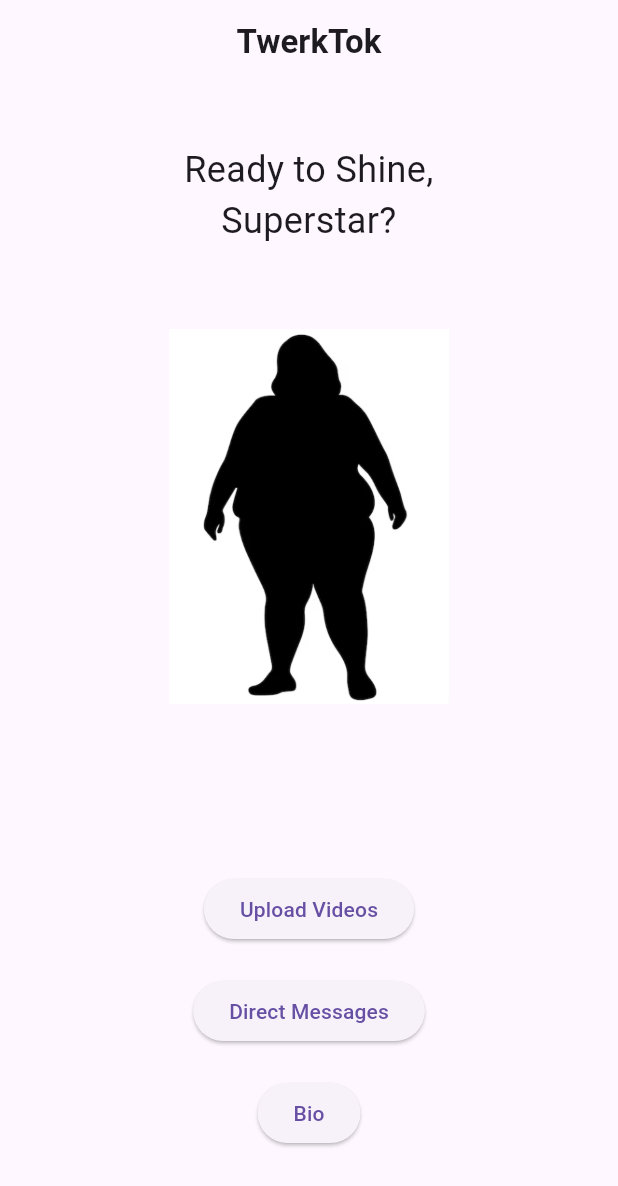
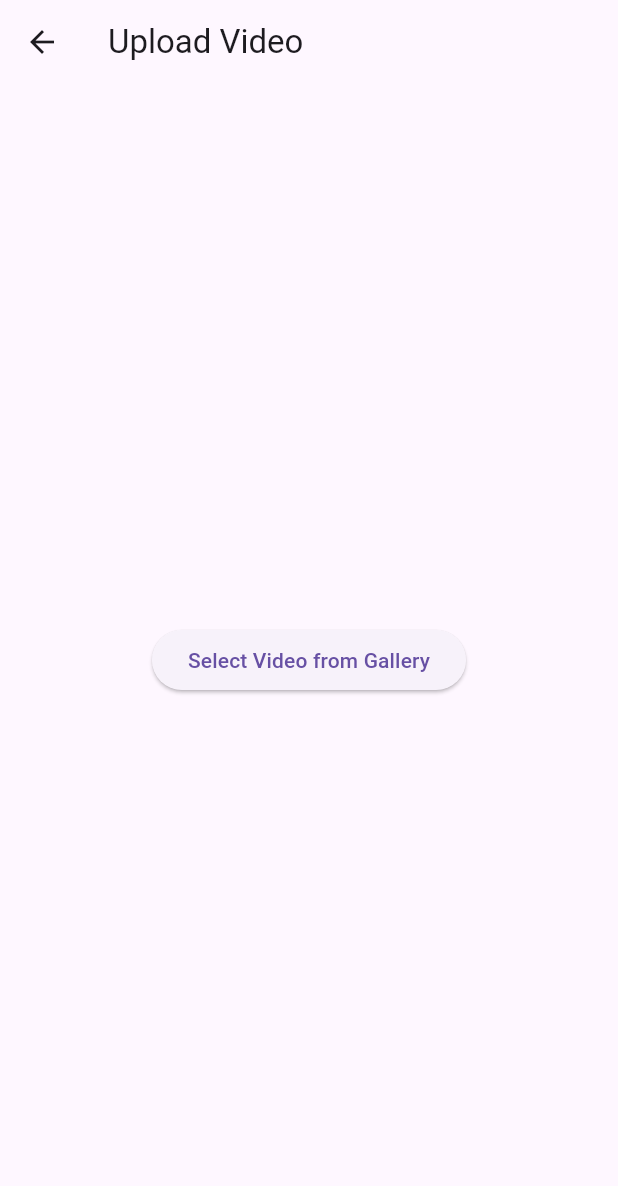
Before and after one commit to patcazi/ReelAI2, a Flutter app: the LandingPage screen opened directly, after a tap on "Upload Videos", on a phone screen of 412 x 824 dp. Shown: the top 1186 px of the screen. Run offline on Flutter 3.47's test engine with Material 3 defaults, Android fonts, the phone set to English and light mode, and no system bars; our stand-ins replace firebase_auth, firebase_core, firebase_storage, image_picker; accounts and stored records are empty; generated files the repository leaves out were written again.

Commit message:
Replace CurveyWoman.png with KatieProfilePic.png on 'Ready to Shine' screen and enlarge image by 20%

```diff
--- a/lib/main.dart
+++ b/lib/main.dart
@@ -3,6 +3,8 @@ import 'package:firebase_core/firebase_core.dart';
 import 'package:firebase_auth/firebase_auth.dart';
 import 'package:firebase_storage/firebase_storage.dart';
 import 'firebase_options.dart';
+import 'package:image_picker/image_picker.dart';
+import 'dart:io';
 
 Future<void> main() async {
   WidgetsFlutterBinding.ensureInitialized();
@@ -301,10 +303,10 @@ class _LandingPageState extends State<LandingPage> {
                 height: 300,
                 child: Center(
                   child: Image.asset(
-                    'assets/images/CurveyWoman.png',
+                    'assets/images/KatieProfilePic.png',
                     fit: BoxFit.contain,
-                    width: 200,
-                    height: 250,
+                    width: 240,
+                    height: 300,
                   ),
                 ),
               ),
@@ -315,7 +317,10 @@ class _LandingPageState extends State<LandingPage> {
                   children: [
                     ElevatedButton(
                       onPressed: () {
-                        // TODO: Navigate to upload videos screen
+                        Navigator.push(
+                          context,
+                          MaterialPageRoute(builder: (context) => const UploadVideoScreen()),
+                        );
                       },
                       child: const Text('Upload Videos'),
                     ),
@@ -343,3 +348,116 @@ class _LandingPageState extends State<LandingPage> {
     );
   }
 }
+
+class UploadVideoScreen extends StatefulWidget {
+  const UploadVideoScreen({super.key});
+
+  @override
+  _UploadVideoScreenState createState() => _UploadVideoScreenState();
+}
+
+class _UploadVideoScreenState extends State<UploadVideoScreen> {
+  bool _isUploading = false;
+  String? _uploadStatus;
+
+  Future<void> _pickAndUploadVideo() async {
+    try {
+      final picker = ImagePicker();
+      final video = await picker.pickVideo(source: ImageSource.gallery);
+
+      if (video == null) return;
+
+      setState(() {
+        _isUploading = true;
+        _uploadStatus = 'Uploading video...';
+      });
+
+      // Create a unique filename using timestamp
+      final timestamp = DateTime.now().millisecondsSinceEpoch;
+      final userId = FirebaseAuth.instance.currentUser?.uid;
+      final videoName = 'videos/$userId/$timestamp.mp4';
+
+      // Upload to Firebase Storage
+      final videoFile = File(video.path);
+      final storageRef = FirebaseStorage.instance.ref().child(videoName);
+
+      // Start upload
+      final uploadTask = storageRef.putFile(
+        videoFile,
+        SettableMetadata(contentType: 'video/mp4'),
+      );
+
+      // Monitor upload progress
+      uploadTask.snapshotEvents.listen((TaskSnapshot snapshot) {
+        final progress = (snapshot.bytesTransferred / snapshot.totalBytes) * 100;
+        setState(() {
+          _uploadStatus = 'Uploading: ${progress.toStringAsFixed(1)}%';
+        });
+      });
+
+      // Wait for upload to complete
+      await uploadTask;
+
+      // Get download URL
+      final downloadUrl = await storageRef.getDownloadURL();
+
+      setState(() {
+        _isUploading = false;
+        _uploadStatus = 'Upload complete!';
+      });
+
+      // TODO: Save video metadata to Firestore
+
+      if (mounted) {
+        ScaffoldMessenger.of(context).showSnackBar(
+          const SnackBar(content: Text('Video uploaded successfully!')),
+        );
+      }
+
+    } catch (e) {
+      setState(() {
+        _isUploading = false;
+        _uploadStatus = 'Upload failed: $e';
+      });
+      if (mounted) {
+        ScaffoldMessenger.of(context).showSnackBar(
+          SnackBar(content: Text('Error uploading video: $e')),
+        );
+      }
+    }
+  }
+
+  @override
+  Widget build(BuildContext context) {
+    return Scaffold(
+      appBar: AppBar(
+        title: const Text('Upload Video'),
+      ),
+      body: Center(
+        child: Column(
+          mainAxisAlignment: MainAxisAlignment.center,
+          children: [
+            if (_isUploading)
+              Column(
+                children: [
+                  const CircularProgressIndicator(),
+                  const SizedBox(height: 20),
+                  Text(_uploadStatus ?? 'Uploading...'),
+                ],
+              )
+            else
+              ElevatedButton(
+                onPressed: _pickAndUploadVideo,
+                child: const Text('Select Video from Gallery'),
+              ),
+            if (_uploadStatus != null && !_isUploading)
+              Padding(
+                padding: const EdgeInsets.all(16.0),
+                child: Text(_uploadStatus!),
+              ),
+          ],
+        ),
+      ),
+    );
+  }
+}
--- a/pubspec.yaml
+++ b/pubspec.yaml
@@ -66,6 +66,7 @@ flutter:
   assets:
     - assets/images/Silhouette.png
     - assets/images/CurveyWoman.png
+    - assets/images/KatieProfilePic.png
 
   # An image asset can refer to one or more resolution-specific "variants", see
   # https://flutter.dev/to/resolution-aware-images
```
Also changed, not shown: assets/images/KatieProfilePic.png (added).
